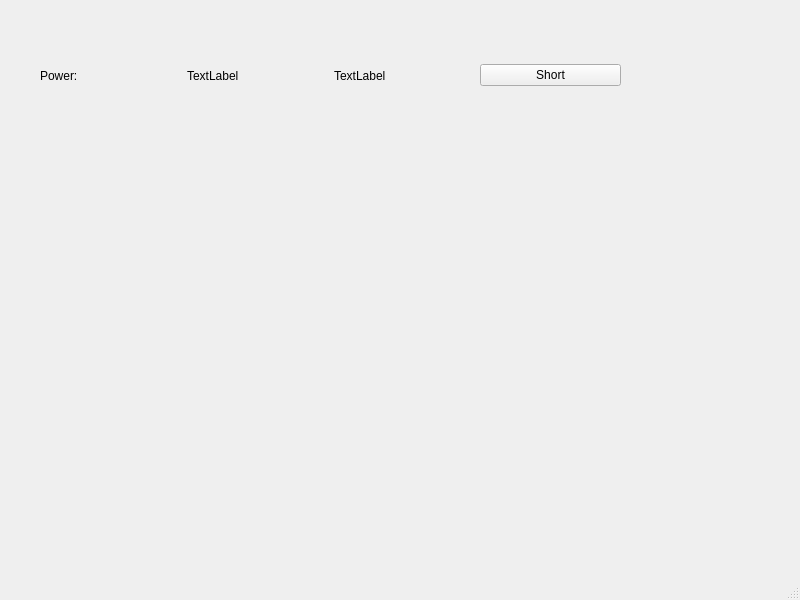
This is mainwindow.ui in gfgit/Z21ServerEmulator as Qt 5 draws it before an edit. The edited form follows.
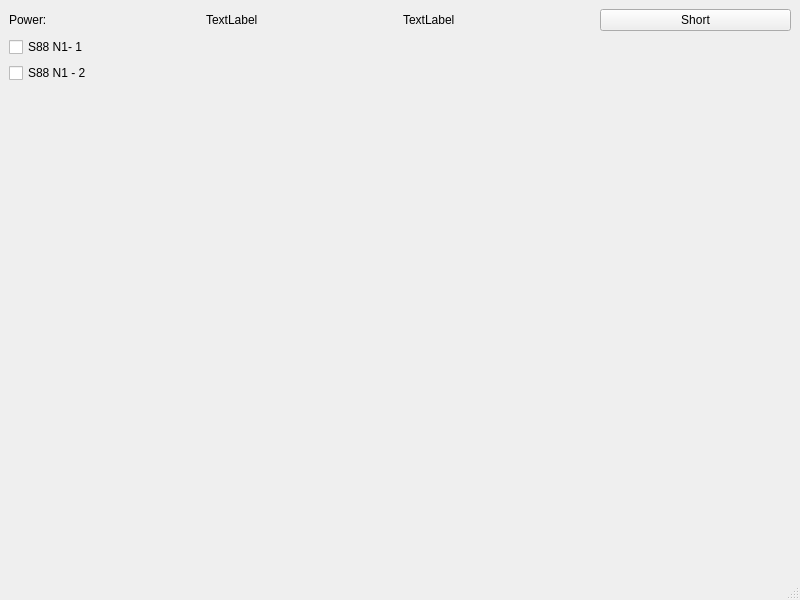
This is the edited form.

Commit message:
MainWindow: add 2 checkbox to test first 2 ports of S88
This tests 2 ports of first S88 feedback module

What changed in the file:
```diff
--- a/mainwindow.ui
+++ b/mainwindow.ui
@@ -14,18 +14,17 @@
    <string>MainWindow</string>
   </property>
   <widget class="QWidget" name="centralwidget">
-   <widget class="QWidget" name="">
-    <property name="geometry">
-     <rect>
-      <x>40</x>
-      <y>60</y>
-      <width>581</width>
-      <height>31</height>
-     </rect>
-    </property>
+   <layout class="QVBoxLayout" name="verticalLayout">
+    <item>
     <layout class="QHBoxLayout" name="horizontalLayout">
      <item>
       <widget class="QLabel" name="label">
+        <property name="sizePolicy">
+         <sizepolicy hsizetype="Preferred" vsizetype="Preferred">
+          <horstretch>0</horstretch>
+          <verstretch>0</verstretch>
+         </sizepolicy>
+        </property>
        <property name="text">
         <string>Power:</string>
        </property>
@@ -33,6 +32,12 @@
      </item>
      <item>
       <widget class="QLabel" name="powerLabel">
+        <property name="sizePolicy">
+         <sizepolicy hsizetype="Preferred" vsizetype="Preferred">
+          <horstretch>0</horstretch>
+          <verstretch>0</verstretch>
+         </sizepolicy>
+        </property>
        <property name="text">
         <string>TextLabel</string>
        </property>
@@ -40,6 +45,12 @@
      </item>
      <item>
       <widget class="QLabel" name="powerLabelIcon">
+        <property name="sizePolicy">
+         <sizepolicy hsizetype="Preferred" vsizetype="Preferred">
+          <horstretch>0</horstretch>
+          <verstretch>0</verstretch>
+         </sizepolicy>
+        </property>
        <property name="text">
         <string>TextLabel</string>
        </property>
@@ -53,7 +64,35 @@
       </widget>
      </item>
     </layout>
-   </widget>
+    </item>
+    <item>
+     <widget class="QCheckBox" name="s88_first">
+      <property name="text">
+       <string>S88 N1- 1</string>
+      </property>
+     </widget>
+    </item>
+    <item>
+     <widget class="QCheckBox" name="s88_second">
+      <property name="text">
+       <string>S88 N1 - 2</string>
+      </property>
+     </widget>
+    </item>
+    <item>
+     <spacer name="verticalSpacer">
+      <property name="orientation">
+       <enum>Qt::Vertical</enum>
+      </property>
+      <property name="sizeHint" stdset="0">
+       <size>
+        <width>20</width>
+        <height>40</height>
+       </size>
+      </property>
+     </spacer>
+    </item>
+   </layout>
   </widget>
   <widget class="QMenuBar" name="menubar">
    <property name="geometry">
```
Lines whose indentation alone changed are shown as unchanged. The commit also changes 3 other files.
